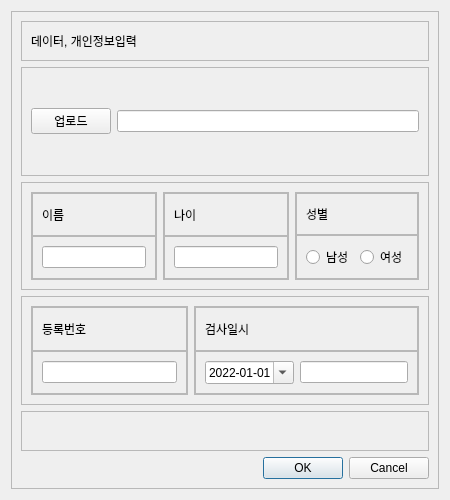
This is dialog/newfile_dialog.ui in youngwookSong/bwave_gui as Qt 5 draws it before an edit. The edited form follows.
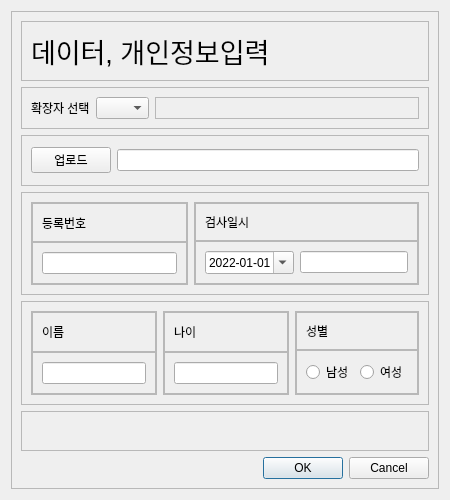
This is the edited form.

The edit to the form file:
```diff
--- a/dialog/newfile_dialog.ui
+++ b/dialog/newfile_dialog.ui
@@ -43,7 +43,7 @@
         <property name="maximumSize">
          <size>
           <width>16777215</width>
-          <height>40</height>
+          <height>16777215</height>
          </size>
         </property>
         <property name="frameShape">
@@ -55,6 +55,9 @@
         <layout class="QVBoxLayout" name="verticalLayout_12">
          <item>
           <widget class="QLabel" name="label_5">
+           <property name="styleSheet">
+            <string notr="true">font: 20pt;</string>
+           </property>
            <property name="text">
             <string>데이터, 개인정보입력</string>
            </property>
@@ -63,6 +66,80 @@
         </layout>
        </widget>
       </item>
+      <item>
+       <widget class="QFrame" name="frame_4">
+        <property name="sizePolicy">
+         <sizepolicy hsizetype="Preferred" vsizetype="Maximum">
+          <horstretch>0</horstretch>
+          <verstretch>0</verstretch>
+         </sizepolicy>
+        </property>
+        <property name="frameShape">
+         <enum>QFrame::StyledPanel</enum>
+        </property>
+        <property name="frameShadow">
+         <enum>QFrame::Raised</enum>
+        </property>
+        <layout class="QHBoxLayout" name="horizontalLayout_7">
+         <item>
+          <widget class="QLabel" name="label_6">
+           <property name="sizePolicy">
+            <sizepolicy hsizetype="Maximum" vsizetype="Preferred">
+             <horstretch>0</horstretch>
+             <verstretch>0</verstretch>
+            </sizepolicy>
+           </property>
+           <property name="text">
+            <string>확장자 선택</string>
+           </property>
+          </widget>
+         </item>
+         <item>
+          <widget class="QComboBox" name="comboBox">
+           <property name="sizePolicy">
+            <sizepolicy hsizetype="Maximum" vsizetype="Fixed">
+             <horstretch>0</horstretch>
+             <verstretch>0</verstretch>
+            </sizepolicy>
+           </property>
+           <property name="placeholderText">
+            <string>선택</string>
+           </property>
+           <item>
+            <property name="text">
+             <string>.cnt</string>
+            </property>
+           </item>
+           <item>
+            <property name="text">
+             <string>.cdt</string>
+            </property>
+           </item>
+           <item>
+            <property name="text">
+             <string>.mat</string>
+            </property>
+           </item>
+           <item>
+            <property name="text">
+             <string>.mff</string>
+            </property>
+           </item>
+          </widget>
+         </item>
+         <item>
+          <widget class="QFrame" name="frame_19">
+           <property name="frameShape">
+            <enum>QFrame::StyledPanel</enum>
+           </property>
+           <property name="frameShadow">
+            <enum>QFrame::Raised</enum>
+           </property>
+          </widget>
+         </item>
+        </layout>
+       </widget>
+      </item>
       <item>
        <widget class="QFrame" name="frame_1">
         <property name="frameShape">
@@ -85,6 +162,167 @@
         </layout>
        </widget>
       </item>
+      <item>
+       <widget class="QFrame" name="frame_2">
+        <property name="frameShape">
+         <enum>QFrame::StyledPanel</enum>
+        </property>
+        <property name="frameShadow">
+         <enum>QFrame::Raised</enum>
+        </property>
+        <layout class="QHBoxLayout" name="horizontalLayout_3">
+         <item>
+          <widget class="QFrame" name="frame">
+           <property name="maximumSize">
+            <size>
+             <width>16777215</width>
+             <height>16777215</height>
+            </size>
+           </property>
+           <property name="frameShape">
+            <enum>QFrame::StyledPanel</enum>
+           </property>
+           <property name="frameShadow">
+            <enum>QFrame::Raised</enum>
+           </property>
+           <layout class="QVBoxLayout" name="verticalLayout_2">
+            <property name="spacing">
+             <number>0</number>
+            </property>
+            <property name="leftMargin">
+             <number>0</number>
+            </property>
+            <property name="topMargin">
+             <number>0</number>
+            </property>
+            <property name="rightMargin">
+             <number>0</number>
+            </property>
+            <property name="bottomMargin">
+             <number>0</number>
+            </property>
+            <item>
+             <widget class="QFrame" name="frame_7">
+              <property name="frameShape">
+               <enum>QFrame::StyledPanel</enum>
+              </property>
+              <property name="frameShadow">
+               <enum>QFrame::Raised</enum>
+              </property>
+              <layout class="QVBoxLayout" name="verticalLayout_4">
+               <item>
+                <widget class="QLabel" name="label">
+                 <property name="text">
+                  <string>등록번호</string>
+                 </property>
+                </widget>
+               </item>
+              </layout>
+             </widget>
+            </item>
+            <item>
+             <widget class="QFrame" name="frame_6">
+              <property name="frameShape">
+               <enum>QFrame::StyledPanel</enum>
+              </property>
+              <property name="frameShadow">
+               <enum>QFrame::Raised</enum>
+              </property>
+              <layout class="QVBoxLayout" name="verticalLayout_3">
+               <item>
+                <widget class="QLineEdit" name="lineEdit_2">
+                 <property name="maxLength">
+                  <number>50</number>
+                 </property>
+                </widget>
+               </item>
+              </layout>
+             </widget>
+            </item>
+           </layout>
+          </widget>
+         </item>
+         <item>
+          <widget class="QFrame" name="frame_5">
+           <property name="frameShape">
+            <enum>QFrame::StyledPanel</enum>
+           </property>
+           <property name="frameShadow">
+            <enum>QFrame::Raised</enum>
+           </property>
+           <layout class="QVBoxLayout" name="verticalLayout_5">
+            <property name="spacing">
+             <number>0</number>
+            </property>
+            <property name="leftMargin">
+             <number>0</number>
+            </property>
+            <property name="topMargin">
+             <number>0</number>
+            </property>
+            <property name="rightMargin">
+             <number>0</number>
+            </property>
+            <property name="bottomMargin">
+             <number>0</number>
+            </property>
+            <item>
+             <widget class="QFrame" name="frame_8">
+              <property name="frameShape">
+               <enum>QFrame::StyledPanel</enum>
+              </property>
+              <property name="frameShadow">
+               <enum>QFrame::Raised</enum>
+              </property>
+              <layout class="QVBoxLayout" name="verticalLayout_6">
+               <item>
+                <widget class="QLabel" name="label_2">
+                 <property name="text">
+                  <string>검사일시</string>
+                 </property>
+                </widget>
+               </item>
+              </layout>
+             </widget>
+            </item>
+            <item>
+             <widget class="QFrame" name="frame_9">
+              <property name="frameShape">
+               <enum>QFrame::StyledPanel</enum>
+              </property>
+              <property name="frameShadow">
+               <enum>QFrame::Raised</enum>
+              </property>
+              <layout class="QHBoxLayout" name="horizontalLayout_4">
+               <item>
+                <widget class="QDateEdit" name="dateEdit">
+                 <property name="displayFormat">
+                  <string>yyyy-MM-dd</string>
+                 </property>
+                 <property name="calendarPopup">
+                  <bool>true</bool>
+                 </property>
+                 <property name="date">
+                  <date>
+                   <year>2022</year>
+                   <month>1</month>
+                   <day>1</day>
+                  </date>
+                 </property>
+                </widget>
+               </item>
+               <item>
+                <widget class="QLineEdit" name="lineEdit_4"/>
+               </item>
+              </layout>
+             </widget>
+            </item>
+           </layout>
+          </widget>
+         </item>
+        </layout>
+       </widget>
+      </item>
       <item>
        <widget class="QFrame" name="frame_3">
         <property name="frameShape">
@@ -310,167 +548,6 @@
         </layout>
        </widget>
       </item>
-      <item>
-       <widget class="QFrame" name="frame_2">
-        <property name="frameShape">
-         <enum>QFrame::StyledPanel</enum>
-        </property>
-        <property name="frameShadow">
-         <enum>QFrame::Raised</enum>
-        </property>
-        <layout class="QHBoxLayout" name="horizontalLayout_3">
-         <item>
-          <widget class="QFrame" name="frame">
-           <property name="maximumSize">
-            <size>
-             <width>16777215</width>
-             <height>16777215</height>
-            </size>
-           </property>
-           <property name="frameShape">
-            <enum>QFrame::StyledPanel</enum>
-           </property>
-           <property name="frameShadow">
-            <enum>QFrame::Raised</enum>
-           </property>
-           <layout class="QVBoxLayout" name="verticalLayout_2">
-            <property name="spacing">
-             <number>0</number>
-            </property>
-            <property name="leftMargin">
-             <number>0</number>
-            </property>
-            <property name="topMargin">
-             <number>0</number>
-            </property>
-            <property name="rightMargin">
-             <number>0</number>
-            </property>
-            <property name="bottomMargin">
-             <number>0</number>
-            </property>
-            <item>
-             <widget class="QFrame" name="frame_7">
-              <property name="frameShape">
-               <enum>QFrame::StyledPanel</enum>
-              </property>
-              <property name="frameShadow">
-               <enum>QFrame::Raised</enum>
-              </property>
-              <layout class="QVBoxLayout" name="verticalLayout_4">
-               <item>
-                <widget class="QLabel" name="label">
-                 <property name="text">
-                  <string>등록번호</string>
-                 </property>
-                </widget>
-               </item>
-              </layout>
-             </widget>
-            </item>
-            <item>
-             <widget class="QFrame" name="frame_6">
-              <property name="frameShape">
-               <enum>QFrame::StyledPanel</enum>
-              </property>
-              <property name="frameShadow">
-               <enum>QFrame::Raised</enum>
-              </property>
-              <layout class="QVBoxLayout" name="verticalLayout_3">
-               <item>
-                <widget class="QLineEdit" name="lineEdit_2">
-                 <property name="maxLength">
-                  <number>50</number>
-                 </property>
-                </widget>
-               </item>
-              </layout>
-             </widget>
-            </item>
-           </layout>
-          </widget>
-         </item>
-         <item>
-          <widget class="QFrame" name="frame_5">
-           <property name="frameShape">
-            <enum>QFrame::StyledPanel</enum>
-           </property>
-           <property name="frameShadow">
-            <enum>QFrame::Raised</enum>
-           </property>
-           <layout class="QVBoxLayout" name="verticalLayout_5">
-            <property name="spacing">
-             <number>0</number>
-            </property>
-            <property name="leftMargin">
-             <number>0</number>
-            </property>
-            <property name="topMargin">
-             <number>0</number>
-            </property>
-            <property name="rightMargin">
-             <number>0</number>
-            </property>
-            <property name="bottomMargin">
-             <number>0</number>
-            </property>
-            <item>
-             <widget class="QFrame" name="frame_8">
-              <property name="frameShape">
-               <enum>QFrame::StyledPanel</enum>
-              </property>
-              <property name="frameShadow">
-               <enum>QFrame::Raised</enum>
-              </property>
-              <layout class="QVBoxLayout" name="verticalLayout_6">
-               <item>
-                <widget class="QLabel" name="label_2">
-                 <property name="text">
-                  <string>검사일시</string>
-                 </property>
-                </widget>
-               </item>
-              </layout>
-             </widget>
-            </item>
-            <item>
-             <widget class="QFrame" name="frame_9">
-              <property name="frameShape">
-               <enum>QFrame::StyledPanel</enum>
-              </property>
-              <property name="frameShadow">
-               <enum>QFrame::Raised</enum>
-              </property>
-              <layout class="QHBoxLayout" name="horizontalLayout_4">
-               <item>
-                <widget class="QDateEdit" name="dateEdit">
-                 <property name="displayFormat">
-                  <string>yyyy-MM-dd</string>
-                 </property>
-                 <property name="calendarPopup">
-                  <bool>true</bool>
-                 </property>
-                 <property name="date">
-                  <date>
-                   <year>2022</year>
-                   <month>1</month>
-                   <day>1</day>
-                  </date>
-                 </property>
-                </widget>
-               </item>
-               <item>
-                <widget class="QLineEdit" name="lineEdit_4"/>
-               </item>
-              </layout>
-             </widget>
-            </item>
-           </layout>
-          </widget>
-         </item>
-        </layout>
-       </widget>
-      </item>
       <item>
        <widget class="QFrame" name="frame_below">
         <property name="maximumSize">
```
